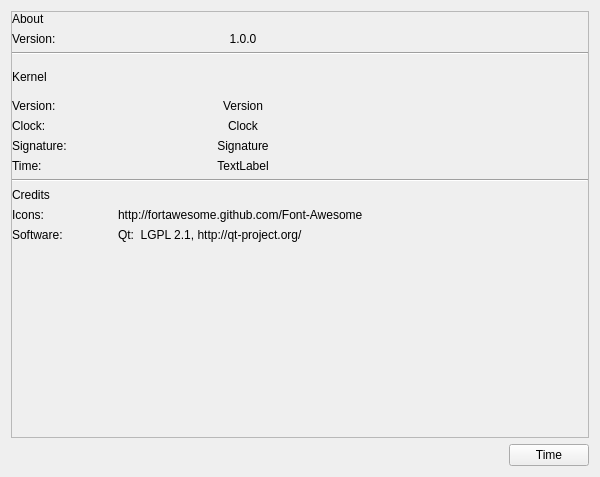
Qt form CoActionOS-Link/CAOS-Link/About.ui (CoActionOS/CoActionOS-Desktop) before a commit.
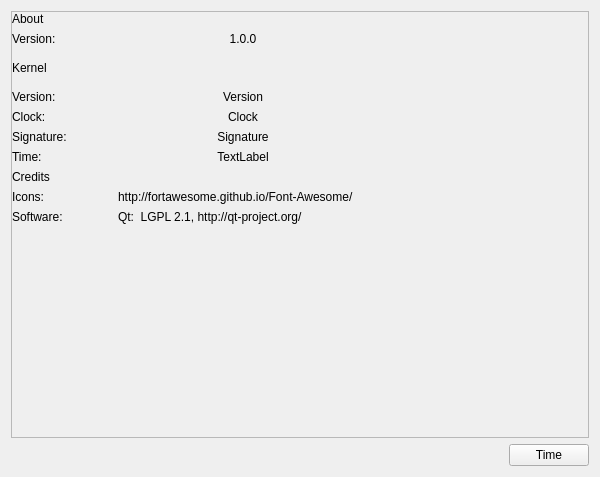
The same form after that commit.

```diff
--- a/CoActionOS-Link/CAOS-Link/About.ui
+++ b/CoActionOS-Link/CAOS-Link/About.ui
@@ -59,9 +59,25 @@
        <property name="formAlignment">
         <set>Qt::AlignLeading|Qt::AlignLeft|Qt::AlignTop</set>
        </property>
-       <property name="margin">
+       <property name="leftMargin">
         <number>0</number>
        </property>
+       <property name="topMargin">
+        <number>0</number>
+       </property>
+       <property name="rightMargin">
+        <number>0</number>
+       </property>
+       <property name="bottomMargin">
+        <number>0</number>
+       </property>
+       <item row="0" column="0">
+        <widget class="QLabel" name="aboutLabel">
+         <property name="text">
+          <string>About</string>
+         </property>
+        </widget>
+       </item>
        <item row="1" column="0">
         <widget class="QLabel" name="verionLabel">
          <property name="text">
@@ -85,14 +101,7 @@
          </property>
         </widget>
        </item>
-       <item row="3" column="0" colspan="2">
-        <widget class="Line" name="line">
-         <property name="orientation">
-          <enum>Qt::Horizontal</enum>
-         </property>
-        </widget>
-       </item>
-       <item row="5" column="0">
+       <item row="4" column="0">
         <widget class="QLabel" name="kernelLabel">
          <property name="minimumSize">
           <size>
@@ -108,14 +117,14 @@
          </property>
         </widget>
        </item>
-       <item row="6" column="0">
+       <item row="5" column="0">
         <widget class="QLabel" name="coactionosVersionLabel">
          <property name="text">
           <string>Version:</string>
          </property>
         </widget>
        </item>
-       <item row="6" column="1">
+       <item row="5" column="1">
         <widget class="QLabel" name="coactionosVersionIconLabel">
          <property name="minimumSize">
           <size>
@@ -131,14 +140,14 @@
          </property>
         </widget>
        </item>
-       <item row="8" column="0">
+       <item row="7" column="0">
         <widget class="QLabel" name="coactionosClockLabel">
          <property name="text">
           <string>Clock:</string>
          </property>
         </widget>
        </item>
-       <item row="8" column="1">
+       <item row="7" column="1">
         <widget class="QLabel" name="coactionosClockIconLabel">
          <property name="minimumSize">
           <size>
@@ -154,14 +163,14 @@
          </property>
         </widget>
        </item>
-       <item row="9" column="0">
+       <item row="8" column="0">
         <widget class="QLabel" name="coactionosSignatureLabel">
          <property name="text">
           <string>Signature:</string>
          </property>
         </widget>
        </item>
-       <item row="9" column="1">
+       <item row="8" column="1">
         <widget class="QLabel" name="coactionosSignatureIconLabel">
          <property name="minimumSize">
           <size>
@@ -177,35 +186,44 @@
          </property>
         </widget>
        </item>
-       <item row="11" column="0">
+       <item row="10" column="0">
         <widget class="QLabel" name="coactionosTimeLabel">
          <property name="text">
           <string>Time:</string>
          </property>
         </widget>
        </item>
-       <item row="13" column="0" colspan="2">
-        <widget class="Line" name="line_2">
-         <property name="orientation">
-          <enum>Qt::Horizontal</enum>
+       <item row="10" column="1">
+        <widget class="QLabel" name="coactionosTimeOfDayLabel">
+         <property name="minimumSize">
+          <size>
+           <width>250</width>
+           <height>0</height>
+          </size>
+         </property>
+         <property name="text">
+          <string>TextLabel</string>
+         </property>
+         <property name="alignment">
+          <set>Qt::AlignCenter</set>
          </property>
         </widget>
        </item>
-       <item row="15" column="0">
+       <item row="13" column="0">
         <widget class="QLabel" name="creditsLabel">
          <property name="text">
           <string>Credits</string>
          </property>
         </widget>
        </item>
-       <item row="16" column="0">
+       <item row="14" column="0">
         <widget class="QLabel" name="fontsLabel">
          <property name="text">
           <string>Icons:</string>
          </property>
         </widget>
        </item>
-       <item row="16" column="1">
+       <item row="14" column="1">
         <widget class="QLabel" name="fontsValueLabel">
          <property name="minimumSize">
           <size>
@@ -214,44 +232,34 @@
           </size>
          </property>
          <property name="text">
-          <string>http://fortawesome.github.com/Font-Awesome</string>
+          <string>http://fortawesome.github.io/Font-Awesome/</string>
          </property>
         </widget>
        </item>
-       <item row="17" column="0">
+       <item row="15" column="0">
         <widget class="QLabel" name="fontsLabel_2">
          <property name="text">
           <string>Software:</string>
          </property>
         </widget>
        </item>
-       <item row="17" column="1">
+       <item row="15" column="1">
         <widget class="QLabel" name="fontsLabel_3">
          <property name="text">
           <string>Qt:  LGPL 2.1, http://qt-project.org/</string>
          </property>
         </widget>
        </item>
-       <item row="0" column="0">
-        <widget class="QLabel" name="aboutLabel">
-         <property name="text">
-          <string>About</string>
-         </property>
-        </widget>
-       </item>
-       <item row="11" column="1">
-        <widget class="QLabel" name="coactionosTimeOfDayLabel">
-         <property name="minimumSize">
+       <item row="16" column="0">
+        <widget class="Line" name="line_3">
+         <property name="baseSize">
           <size>
-           <width>250</width>
+           <width>574</width>
            <height>0</height>
           </size>
          </property>
-         <property name="text">
-          <string>TextLabel</string>
-         </property>
-         <property name="alignment">
-          <set>Qt::AlignCenter</set>
+         <property name="orientation">
+          <enum>Qt::Horizontal</enum>
          </property>
         </widget>
        </item>
```
